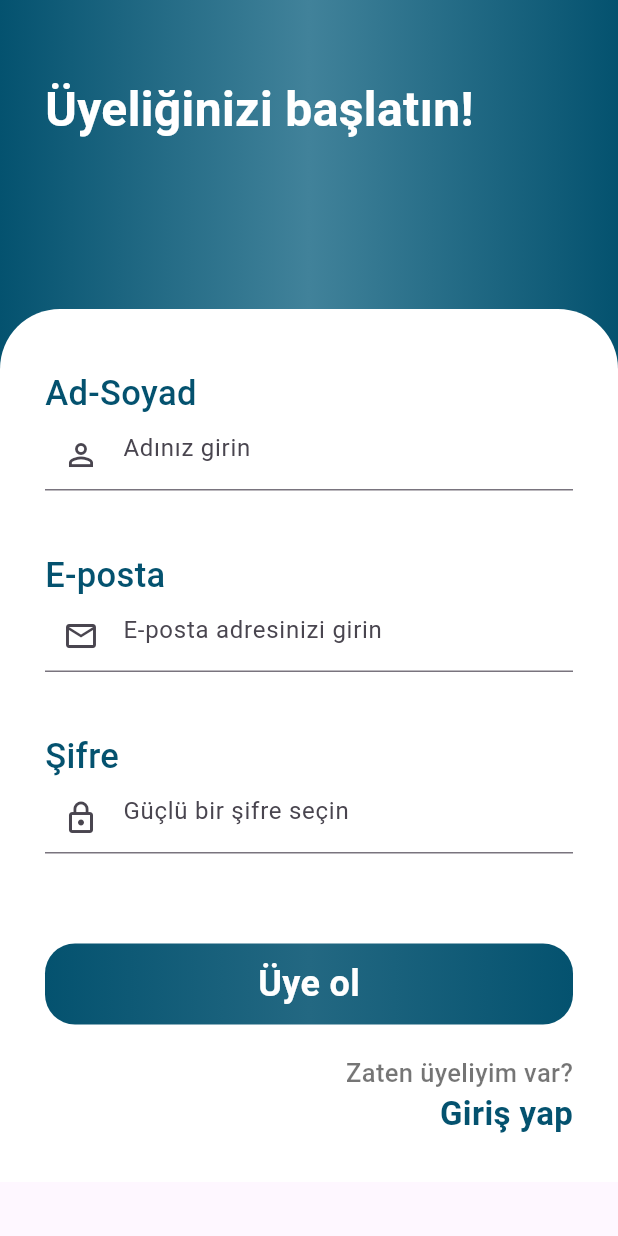
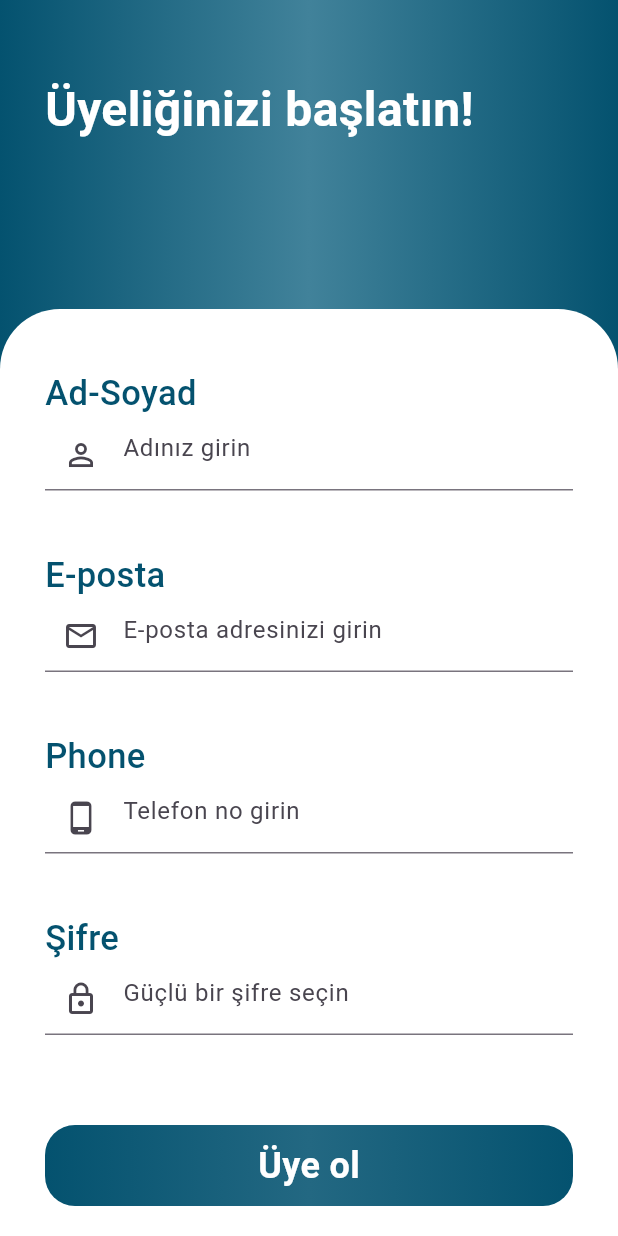
Before and after one commit to 19e9/MyKuaforShop, a Flutter app: the SingUp screen opened directly, on a phone screen of 412 x 824 dp. Run offline on Flutter 3.47's test engine with Material 3 defaults, Android fonts, the phone set to English and light mode, and no system bars; our stand-ins replace cloud_firestore, firebase_auth, firebase_core, random_string, shared_preferences; missing offline and left inert: flutter_recaptcha_v2_compat; accounts and stored records are empty.

Commit message:
Phone number information has been added.

```diff
--- a/lib/pages/booking.dart
+++ b/lib/pages/booking.dart
@@ -13,12 +13,13 @@ class Booking extends StatefulWidget {
 }
 
 class _BookingState extends State<Booking> {
-  String? name, image, email;
+  String? name, image, email, phone;
 
   getthedatafromsharedpref() async {
     name = await SharedpreferenceHelper().getUserName();
     image = await SharedpreferenceHelper().getUserImage();
     email = await SharedpreferenceHelper().getUserEmail();
+    phone = await SharedpreferenceHelper().getUserPhone();
     setState(() {});
   }
 
@@ -88,7 +89,7 @@ class _BookingState extends State<Booking> {
     bool alreadyBooked = await DatabaseMethods().checkUserBooking(
       email!,
       widget.service,
-      "${_selectedDate.day}/${_selectedDate.month}/${_selectedDate.year}",
+      "${_selectedDate.day}/${_selectedDate.month}/${_selectedDate.year}", phone!
     );
 
     if (alreadyBooked) {
@@ -108,6 +109,7 @@ class _BookingState extends State<Booking> {
         "Randevu_Saati": _selectedTime.format(context),
         "Ad_Soyad": name,
         "Profil_Resimi": image,
+        "Phone": phone,
         "E_posta": email,
       };
       await DatabaseMethods().addUserBooking(userBookingmap).then((value) {
--- a/lib/pages/signup.dart
+++ b/lib/pages/signup.dart
@@ -15,10 +15,11 @@ class SingUp extends StatefulWidget {
 }
 
 class _SignUpState extends State<SingUp> {
-  String? name, mail, password;
+  String? name, mail, phone, password;
 
   TextEditingController namecontroller = new TextEditingController();
   TextEditingController emailcontroller = new TextEditingController();
+  TextEditingController phonecontroller = new TextEditingController();
   TextEditingController passwordcontroller = new TextEditingController();
   final RecaptchaV2Controller recaptchaV2Controller = RecaptchaV2Controller();
 
@@ -35,12 +36,14 @@ class _SignUpState extends State<SingUp> {
         String id = randomAlphaNumeric(10);
         await SharedpreferenceHelper().saveUserName(namecontroller.text);
         await SharedpreferenceHelper().saveUserEmail(emailcontroller.text);
+        await SharedpreferenceHelper().saveUserPhone(phonecontroller.text);
         await SharedpreferenceHelper().saveUserImage(
             "https://firebasestorage.googleapis.com/v0/b/barberapp-ebcc1.appspot.com/o/icon1.png?alt=media&token=0fad24a5-a01b-4d67-b4a0-676fbc75b34a");
         await SharedpreferenceHelper().saveUserId(id);
         Map<String, dynamic> userInfoMap = {
           "AdveSoyad": namecontroller.text,
           "Eposta": emailcontroller.text,
+          "Phone": phonecontroller.text,
           "Id": id,
           "Resim":
               "https://firebasestorage.googleapis.com/v0/b/barberapp-ebcc1.appspot.com/o/icon1.png?alt=media&token=0fad24a5-a01b-4d67-b4a0-676fbc75b34a"
@@ -162,6 +165,28 @@ class _SignUpState extends State<SingUp> {
                       SizedBox(
                         height: 40.0,
                       ),
+                       Text(
+                        "Phone",
+                        style: TextStyle(
+                            color: Color.fromARGB(255, 4, 82, 111),
+                            fontSize: 23.0,
+                            fontWeight: FontWeight.w500),
+                      ),
+                      TextFormField(
+                        validator: (value) {
+                          if (value == null || value.isEmpty) {
+                            return 'Lütfen Telefon no girin';
+                          }
+                          return null;
+                        },
+                        controller: phonecontroller,
+                        decoration: InputDecoration(
+                            hintText: "Telefon no girin",
+                            prefixIcon: Icon(Icons.phone_android)),
+                      ),
+                      SizedBox(
+                        height: 40.0,
+                      ),
                       Text(
                         "Şifre",
                         style: TextStyle(
--- a/lib/services/db.dart
+++ b/lib/services/db.dart
@@ -26,12 +26,13 @@ class DatabaseMethods {
   }
 
   Future<bool> checkUserBooking(
-      String email, String service, String date) async {
+      String email, String phone, String service, String date) async {
     try {
       QuerySnapshot<Map<String, dynamic>> snapshot = await FirebaseFirestore
           .instance
           .collection('Booking')
           .where('E_posta', isEqualTo: email)
+          .where('Phone', isEqualTo: phone)
           .where('Servis', isEqualTo: service)
           .where('Randevu_Tarihi', isEqualTo: date)
           .get();
```
Also changed, not shown: lib/services/shared_pref.dart (+11 -0 lines).
